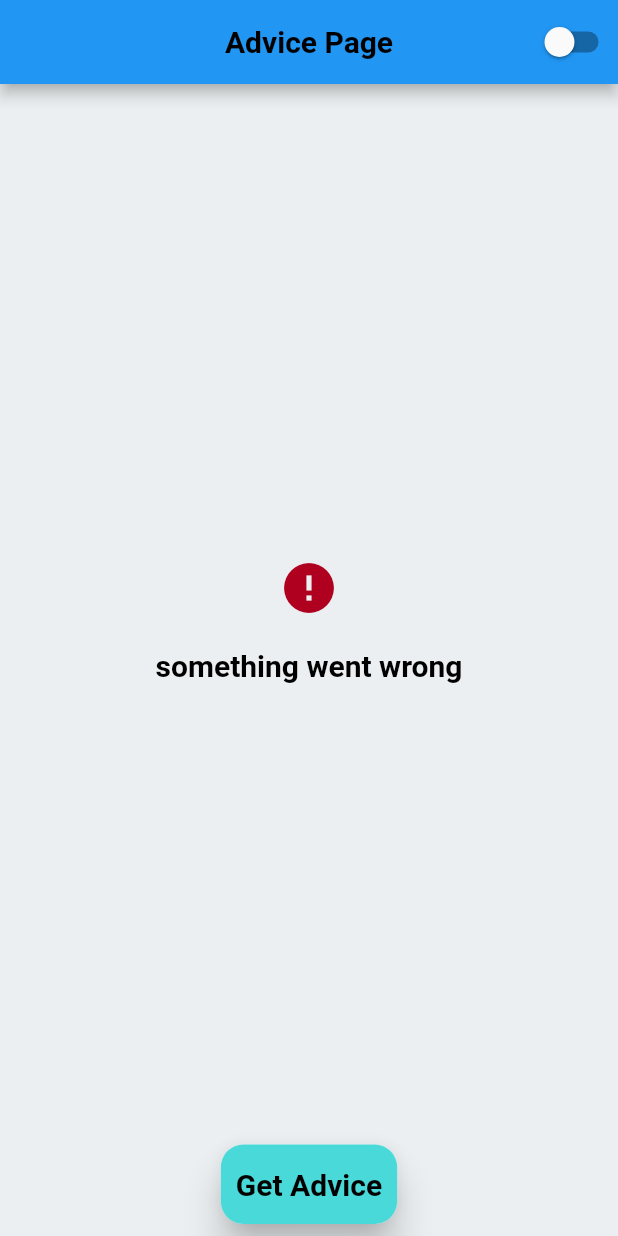
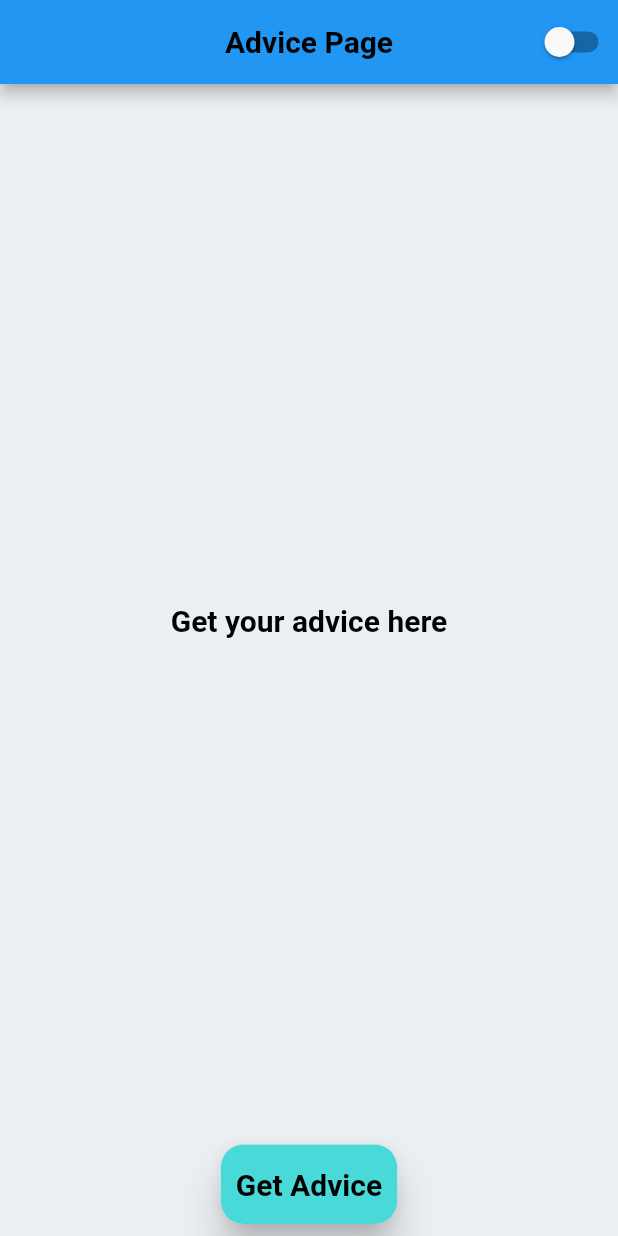
Before and after one commit to AdriF31/flutter_bloc_clean_architecture, a Flutter app: the screen it shows after launch, on a phone screen of 412 x 824 dp. Run offline on Flutter 3.47's test engine with Material 2 defaults, Android fonts, the phone set to English and light mode, and no system bars; our stand-ins replace bloc, dartz, equatable, flutter_bloc; Roboto replaces fonts that are missing (Rubik).

Commit message:
implement domain layer

```diff
--- a/lib/advicer_app.dart
+++ b/lib/advicer_app.dart
@@ -15,7 +15,7 @@ class AdvicerApp extends StatelessWidget {
               themeService.isDarkModeOn ? ThemeMode.dark : ThemeMode.light,
           theme: AppTheme.lightTheme,
           darkTheme: AppTheme.darkTheme,
-          home: const AdvicePage());
+          home: const AdvicerPageWrapperProvider());
     });
   }
 }
--- a/lib/application/pages/advice/advice_page.dart
+++ b/lib/application/pages/advice/advice_page.dart
@@ -1,12 +1,26 @@
 import 'package:advicer/application/core/services/theme_service.dart';
+import 'package:advicer/application/pages/advice/bloc/advicer_bloc.dart';
 import 'package:advicer/application/pages/advice/widgets/advice_field.dart';
 import 'package:advicer/application/pages/advice/widgets/custom_button.dart';
 import 'package:advicer/application/pages/advice/widgets/error_message.dart';
 import 'package:flutter/material.dart';
+import 'package:flutter_bloc/flutter_bloc.dart';
 import 'package:provider/provider.dart';
 
-class AdvicePage extends StatelessWidget {
-  const AdvicePage({Key? key}) : super(key: key);
+class AdvicerPageWrapperProvider extends StatelessWidget {
+  const AdvicerPageWrapperProvider({Key? key}) : super(key: key);
+
+  @override
+  Widget build(BuildContext context) {
+    return BlocProvider(
+      create: (context) => AdvicerBloc(),
+      child: const AdvicerPage(),
+    );
+  }
+}
+
+class AdvicerPage extends StatelessWidget {
+  const AdvicerPage({Key? key}) : super(key: key);
 
   @override
   Widget build(BuildContext context) {
@@ -32,20 +46,39 @@ class AdvicePage extends StatelessWidget {
         child: Center(
           child: Column(
             mainAxisAlignment: MainAxisAlignment.center,
+            children: [
+              Expanded(child: Center(
+                  child: BlocBuilder<AdvicerBloc, AdvicerState>(
+                builder: (context, state) {
 
-            children: const [
-              Expanded(
-                  child: Center(
-                child: ErrorMessage(message: "something went wrong",)
-                // AdviceField(
-                //   advice: "something",
-                // )
-                // CircularProgressIndicator(color: themeData.colorScheme.secondary,)
-                // Text(
-                //   "Get your advice here",
-                //   style: themeData.textTheme.headline1,
-                // ),
-              )),
+                  if (state is AdvicerInitial) {
+                    return Text(
+                      "Get your advice here",
+                      style: themeData.textTheme.headline1,
+                    );
+                  }
+                  else if (state is AdvicerStateLoading) {
+                    return CircularProgressIndicator(
+                      color: themeData.colorScheme.onPrimary,
+                    );
+                  }
+                  else if (state is AdvicerStateError) {
+                    return ErrorMessage(
+                      message: state.message,
+                    );
+                  }
+                  else if(state is AdvicerStateLoaded){
+                    return AdviceField(
+                      advice: state.advice,
+                    );
+                  }
+                  return const SizedBox();
+                },
+              )
+
+                  // CircularProgressIndicator(color: themeData.colorScheme.secondary,)
+
+                  )),
               CustomButton(),
             ],
           ),
--- a/lib/application/pages/advice/bloc/advicer_event.dart
+++ b/lib/application/pages/advice/bloc/advicer_event.dart
@@ -1,7 +1,9 @@
 part of 'advicer_bloc.dart';
 
 @immutable
-abstract class AdvicerEvent {}
+abstract class AdvicerEvent extends Equatable {
+  @override
+  List<Object?> get props => [];
+}
 
-class AdviceRequestEvent extends AdvicerEvent{
-}
+class AdviceRequestEvent extends AdvicerEvent {}
--- a/lib/application/pages/advice/bloc/advicer_state.dart
+++ b/lib/application/pages/advice/bloc/advicer_state.dart
@@ -1,19 +1,27 @@
 part of 'advicer_bloc.dart';
 
 @immutable
-abstract class AdvicerState {}
+abstract class AdvicerState extends Equatable {
+  @override
+  List<Object?> get props => [];
+}
 
 class AdvicerInitial extends AdvicerState {}
 
-class AdvicerStateLoading extends AdvicerState{}
+class AdvicerStateLoading extends AdvicerState {}
 
-class AdvicerStateLoaded extends AdvicerState{
+class AdvicerStateLoaded extends AdvicerState {
   final String advice;
+
   AdvicerStateLoaded({required this.advice});
-
+  @override
+  List<Object?> get props=>[advice];
 }
 
-class AdvicerStateError extends AdvicerState{
+class AdvicerStateError extends AdvicerState {
   final String message;
+
   AdvicerStateError({required this.message});
+  @override
+  List<Object?> get props=>[message];
 }
--- /dev/null
+++ b/lib/application/pages/advice/cubit/advicer_state.dart
@@ -0,0 +1,28 @@
+part of 'advicer_cubit.dart';
+
+@immutable
+abstract class AdvicerCubitState extends Equatable {
+  @override
+  // TODO: implement props
+  List<Object?> get props => [];
+}
+
+class AdvicerInitial extends AdvicerCubitState {}
+
+class AdvicerStateLoading extends AdvicerCubitState {}
+
+class AdvicerStateLoaded extends AdvicerCubitState {
+  final String advice;
+
+  AdvicerStateLoaded({required this.advice});
+  @override
+  List<Object?> get props=>[advice];
+}
+
+class AdvicerStateError extends AdvicerCubitState {
+  final String message;
+
+  AdvicerStateError({required this.message});
+  @override
+  List<Object?> get props=>[message];
+}
--- a/lib/application/pages/advice/widgets/custom_button.dart
+++ b/lib/application/pages/advice/widgets/custom_button.dart
@@ -1,4 +1,7 @@
+import 'package:advicer/application/pages/advice/bloc/advicer_bloc.dart';
 import 'package:flutter/material.dart';
+import 'package:flutter_bloc/flutter_bloc.dart';
+
 class CustomButton extends StatelessWidget {
   const CustomButton({Key? key}) : super(key: key);
 
@@ -6,7 +9,8 @@ class CustomButton extends StatelessWidget {
   Widget build(BuildContext context) {
     final themeData = Theme.of(context);
     return InkWell(
-      onTap: (){},
+      onTap: () =>
+          BlocProvider.of<AdvicerBloc>(context).add(AdviceRequestEvent()),
       child: Material(
         elevation: 10,
         borderRadius: BorderRadius.circular(15),
@@ -16,8 +20,11 @@ class CustomButton extends StatelessWidget {
             borderRadius: BorderRadius.circular(15),
           ),
           child: Padding(
-            padding: const EdgeInsets.symmetric(horizontal: 10,vertical: 15),
-            child: Text("Get Advice",style: themeData.textTheme.headline1,),
+            padding: const EdgeInsets.symmetric(horizontal: 10, vertical: 15),
+            child: Text(
+              "Get Advice",
+              style: themeData.textTheme.headline1,
+            ),
           ),
         ),
       ),
--- /dev/null
+++ b/lib/domain/entities/advice_entity.dart
@@ -0,0 +1,12 @@
+import 'package:equatable/equatable.dart';
+
+class AdviceEntity extends Equatable {
+  final String advice;
+  final int id;
+
+  const AdviceEntity({required this.advice, required this.id});
+
+  @override
+  // TODO: implement props
+  List<Object?> get props => [advice, id];
+}
--- /dev/null
+++ b/lib/domain/failures/failures.dart
@@ -0,0 +1,9 @@
+abstract class Failure{
+
+}
+
+class ServerFailure extends Failure{}
+
+class CacheFailure extends Failure{}
+
+class GeneralFailure extends Failure{}
--- /dev/null
+++ b/lib/domain/usecases/advice_usecases.dart
@@ -0,0 +1,16 @@
+import 'package:advicer/domain/entities/advice_entity.dart';
+import 'package:advicer/domain/failures/failures.dart';
+import 'package:dartz/dartz.dart';
+
+class AdviceUseCases {
+  Future<Either<Failure,AdviceEntity>> getAdvice() async {
+    //call a repository to get data(failure or data)
+    //proceed with bussiness logic(manipulate data)
+    await Future.delayed(const Duration(seconds: 3), () {});
+
+    //call repo success -> return data
+    return right(const AdviceEntity(advice: 'advice test', id: 1));
+    //call repo fail -> return failure
+    return left(ServerFailure());
+  }
+}
--- a/pubspec.yaml
+++ b/pubspec.yaml
@@ -16,6 +16,10 @@ dependencies:
   cupertino_icons: ^1.0.2
   provider: ^6.0.5
   flutter_bloc: ^8.1.1
+  equatable: ^2.0.5
+  dio: ^4.0.6
+  dartz: ^0.10.1
+
 
 dev_dependencies:
   flutter_test:
```
Also changed, not shown: lib/application/pages/advice/bloc/advicer_bloc.dart (+24 -7 lines), lib/application/pages/advice/cubit/advicer_cubit.dart (added, +21 -0 lines), lib/domain/repositories/advice_repository.dart (added, +9 -0 lines), pubspec.lock.
